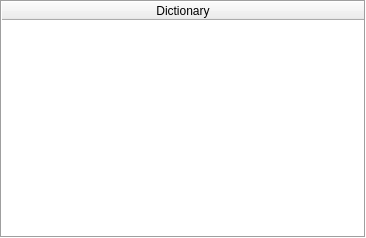
openstenoproject/plover, file plover/gui_qt/dictionaries_widget.ui: the form before one commit.
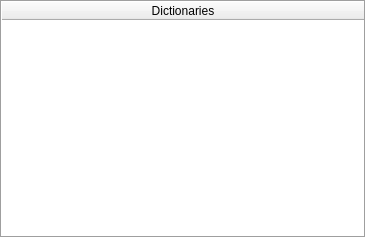
The form after the commit. Icons and pictures are not drawn.

Commit message: add support for enabling/disabling dictionaries

```diff
--- a/plover/gui_qt/dictionaries_widget.ui
+++ b/plover/gui_qt/dictionaries_widget.ui
@@ -66,7 +66,7 @@
      </attribute>
      <column>
       <property name="text">
-       <string>Dictionary</string>
+       <string>Dictionaries</string>
       </property>
      </column>
     </widget>
```
Left out of the diff: 17 changed lines with no effect on the pictures. The commit also changes 8 other files.
